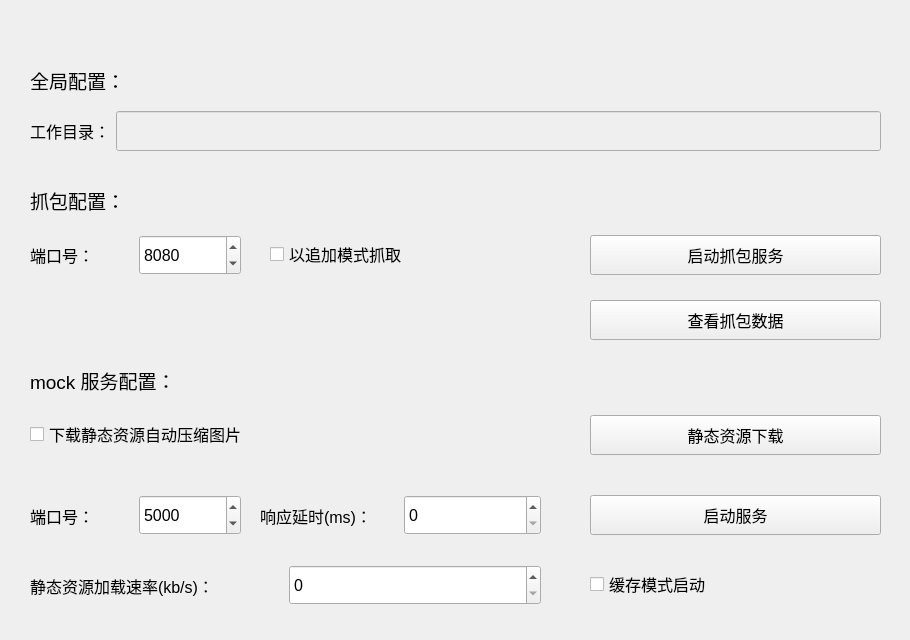
Qt form qt_ui/main_win/win_ui.ui (ShenWei-HopeNoBug/mock-api-server) before a commit.
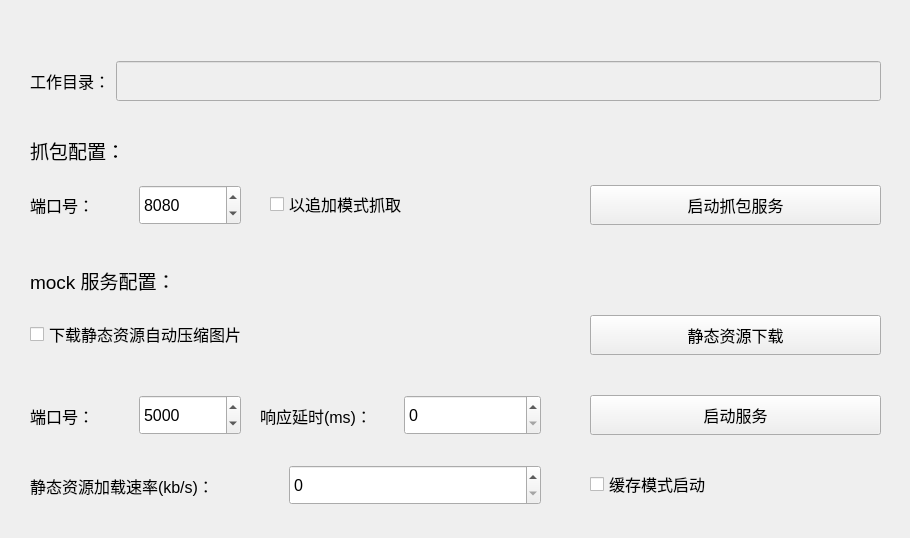
The same form after that commit.

Commit message: 主窗口查看抓包数据移到菜单里

The edit to the form file:
```diff
--- a/qt_ui/main_win/win_ui.ui
+++ b/qt_ui/main_win/win_ui.ui
@@ -7,7 +7,7 @@
     <x>0</x>
     <y>0</y>
     <width>910</width>
-    <height>640</height>
+    <height>538</height>
    </rect>
   </property>
   <property name="windowTitle">
@@ -17,7 +17,7 @@
    <property name="geometry">
     <rect>
      <x>590</x>
-     <y>490</y>
+     <y>390</y>
      <width>291</width>
      <height>51</height>
     </rect>
@@ -65,7 +65,7 @@
    <property name="geometry">
     <rect>
      <x>590</x>
-     <y>410</y>
+     <y>310</y>
      <width>291</width>
      <height>51</height>
     </rect>
@@ -98,7 +98,7 @@
    <property name="geometry">
     <rect>
      <x>30</x>
-     <y>490</y>
+     <y>390</y>
      <width>211</width>
      <height>51</height>
     </rect>
@@ -146,7 +146,7 @@
    <property name="geometry">
     <rect>
      <x>30</x>
-     <y>110</y>
+     <y>60</y>
      <width>851</width>
      <height>42</height>
     </rect>
@@ -194,7 +194,7 @@
    <property name="geometry">
     <rect>
      <x>30</x>
-     <y>230</y>
+     <y>180</y>
      <width>211</width>
      <height>50</height>
     </rect>
@@ -254,7 +254,7 @@
    <property name="geometry">
     <rect>
      <x>30</x>
-     <y>360</y>
+     <y>260</y>
      <width>851</width>
      <height>40</height>
     </rect>
@@ -278,7 +278,7 @@
    <property name="geometry">
     <rect>
      <x>30</x>
-     <y>180</y>
+     <y>130</y>
      <width>521</width>
      <height>40</height>
     </rect>
@@ -298,35 +298,11 @@
     <string>抓包配置：</string>
    </property>
   </widget>
-  <widget class="QLabel" name="label_6">
-   <property name="geometry">
-    <rect>
-     <x>30</x>
-     <y>60</y>
-     <width>821</width>
-     <height>40</height>
-    </rect>
-   </property>
-   <property name="minimumSize">
-    <size>
-     <width>0</width>
-     <height>40</height>
-    </size>
-   </property>
-   <property name="font">
-    <font>
-     <pointsize>14</pointsize>
-    </font>
-   </property>
-   <property name="text">
-    <string>全局配置：</string>
-   </property>
-  </widget>
   <widget class="QWidget" name="horizontalLayoutWidget_6">
    <property name="geometry">
     <rect>
      <x>590</x>
-     <y>230</y>
+     <y>180</y>
      <width>291</width>
      <height>51</height>
     </rect>
@@ -359,7 +335,7 @@
    <property name="geometry">
     <rect>
      <x>270</x>
-     <y>230</y>
+     <y>180</y>
      <width>251</width>
      <height>48</height>
     </rect>
@@ -386,7 +362,7 @@
    <property name="geometry">
     <rect>
      <x>590</x>
-     <y>560</y>
+     <y>460</y>
      <width>211</width>
      <height>48</height>
     </rect>
@@ -413,7 +389,7 @@
    <property name="geometry">
     <rect>
      <x>30</x>
-     <y>410</y>
+     <y>310</y>
      <width>381</width>
      <height>48</height>
     </rect>
@@ -436,38 +412,11 @@
     <string>下载静态资源自动压缩图片</string>
    </property>
   </widget>
-  <widget class="QPushButton" name="dataPreviewButton">
-   <property name="geometry">
-    <rect>
-     <x>590</x>
-     <y>300</y>
-     <width>291</width>
-     <height>40</height>
-    </rect>
-   </property>
-   <property name="minimumSize">
-    <size>
-     <width>0</width>
-     <height>40</height>
-    </size>
-   </property>
-   <property name="font">
-    <font>
-     <pointsize>12</pointsize>
-    </font>
-   </property>
-   <property name="cursor">
-    <cursorShape>PointingHandCursor</cursorShape>
-   </property>
-   <property name="text">
-    <string>查看抓包数据</string>
-   </property>
-  </widget>
   <widget class="QWidget" name="horizontalLayoutWidget_7">
    <property name="geometry">
     <rect>
      <x>260</x>
-     <y>490</y>
+     <y>390</y>
      <width>281</width>
      <height>51</height>
     </rect>
@@ -509,7 +458,7 @@
    <property name="geometry">
     <rect>
      <x>30</x>
-     <y>560</y>
+     <y>460</y>
      <width>511</width>
      <height>51</height>
     </rect>
```
The commit also changes 3 other files.
